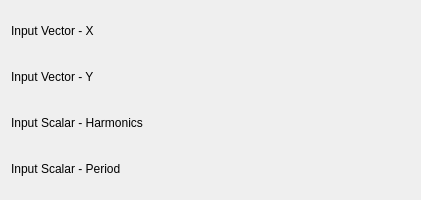
Old version of the form src/plugins/fits/sinusoid_unweighted/fitsinusoid_unweightedconfig.ui in the repository Kst-plot/kst.
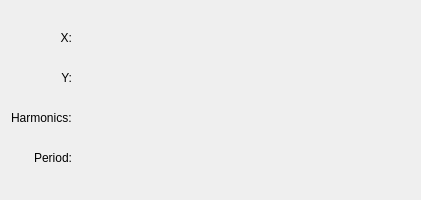
New version of the form. Custom widgets are drawn as their Qt base class.

The edit to the form file:
```diff
--- a/src/plugins/fits/sinusoid_unweighted/fitsinusoid_unweightedconfig.ui
+++ b/src/plugins/fits/sinusoid_unweighted/fitsinusoid_unweightedconfig.ui
@@ -15,168 +15,109 @@
     <height>0</height>
    </size>
   </property>
-  <layout class="QVBoxLayout" name="verticalLayout" >
-   <item>
-    <layout class="QHBoxLayout" name="horizontalLayout_4" >
-     <item>
-      <widget class="QLabel" name="label_4" >
-       <property name="sizePolicy" >
-        <sizepolicy vsizetype="Fixed" hsizetype="Fixed" >
+  <layout class="QGridLayout" name="gridLayout">
+   <item row="0" column="0">
+    <widget class="QLabel" name="label_4">
+     <property name="sizePolicy">
+      <sizepolicy hsizetype="Preferred" vsizetype="Fixed">
          <horstretch>0</horstretch>
          <verstretch>0</verstretch>
         </sizepolicy>
        </property>
-       <property name="text" >
-        <string>Input Vector - X</string>
-       </property>
-       <property name="wordWrap" >
+     <property name="text">
+      <string>X:</string>
+     </property>
+     <property name="alignment">
+      <set>Qt::AlignRight|Qt::AlignTrailing|Qt::AlignVCenter</set>
+     </property>
+     <property name="wordWrap">
         <bool>false</bool>
        </property>
       </widget>
      </item>
-     <item>
-      <spacer name="horizontalSpacer" >
-       <property name="orientation" >
-        <enum>Qt::Horizontal</enum>
-       </property>
-       <property name="sizeHint" stdset="0" >
-        <size>
-         <width>40</width>
-         <height>20</height>
-        </size>
-       </property>
-      </spacer>
-     </item>
-     <item>
-      <widget class="Kst::VectorSelector" native="1" name="_vectorX" >
-       <property name="sizePolicy" >
-        <sizepolicy vsizetype="Preferred" hsizetype="Expanding" >
+   <item row="0" column="1">
+    <widget class="Kst::VectorSelector" name="_vectorX" native="true">
+     <property name="sizePolicy">
+      <sizepolicy hsizetype="Expanding" vsizetype="Preferred">
          <horstretch>0</horstretch>
          <verstretch>0</verstretch>
         </sizepolicy>
        </property>
       </widget>
      </item>
-    </layout>
-   </item>
-   <item>
-    <layout class="QHBoxLayout" name="horizontalLayout_3" >
-     <item>
-      <widget class="QLabel" name="label_3" >
-       <property name="sizePolicy" >
-        <sizepolicy vsizetype="Fixed" hsizetype="Fixed" >
+   <item row="1" column="0">
+    <widget class="QLabel" name="label_3">
+     <property name="sizePolicy">
+      <sizepolicy hsizetype="Preferred" vsizetype="Fixed">
          <horstretch>0</horstretch>
          <verstretch>0</verstretch>
         </sizepolicy>
        </property>
-       <property name="text" >
-        <string>Input Vector - Y</string>
-       </property>
-       <property name="wordWrap" >
+     <property name="text">
+      <string>Y:</string>
+     </property>
+     <property name="alignment">
+      <set>Qt::AlignRight|Qt::AlignTrailing|Qt::AlignVCenter</set>
+     </property>
+     <property name="wordWrap">
         <bool>false</bool>
        </property>
       </widget>
      </item>
-     <item>
-      <spacer name="horizontalSpacer_2" >
-       <property name="orientation" >
-        <enum>Qt::Horizontal</enum>
-       </property>
-       <property name="sizeHint" stdset="0" >
-        <size>
-         <width>40</width>
-         <height>20</height>
-        </size>
-       </property>
-      </spacer>
-     </item>
-     <item>
-      <widget class="Kst::VectorSelector" native="1" name="_vectorY" >
-       <property name="sizePolicy" >
-        <sizepolicy vsizetype="Preferred" hsizetype="Expanding" >
+   <item row="1" column="1">
+    <widget class="Kst::VectorSelector" name="_vectorY" native="true">
+     <property name="sizePolicy">
+      <sizepolicy hsizetype="Expanding" vsizetype="Preferred">
          <horstretch>0</horstretch>
          <verstretch>0</verstretch>
         </sizepolicy>
        </property>
       </widget>
      </item>
-    </layout>
-   </item>
-   <item>
-    <layout class="QHBoxLayout" name="horizontalLayout_2" >
-     <item>
-      <widget class="QLabel" name="label_6" >
-       <property name="sizePolicy" >
-        <sizepolicy vsizetype="Fixed" hsizetype="Fixed" >
+   <item row="2" column="0">
+    <widget class="QLabel" name="label_6">
+     <property name="sizePolicy">
+      <sizepolicy hsizetype="Fixed" vsizetype="Fixed">
          <horstretch>0</horstretch>
          <verstretch>0</verstretch>
         </sizepolicy>
        </property>
-       <property name="text" >
-        <string>Input Scalar - Harmonics</string>
-       </property>
-       <property name="wordWrap" >
+     <property name="text">
+      <string>Harmonics:</string>
+     </property>
+     <property name="wordWrap">
         <bool>false</bool>
        </property>
       </widget>
      </item>
-     <item>
-      <spacer name="horizontalSpacer_3" >
-       <property name="orientation" >
-        <enum>Qt::Horizontal</enum>
-       </property>
-       <property name="sizeHint" stdset="0" >
-        <size>
-         <width>40</width>
-         <height>20</height>
-        </size>
-       </property>
-      </spacer>
-     </item>
-     <item>
-      <widget class="Kst::ScalarSelector" native="1" name="_scalarHarmonics" />
-     </item>
-    </layout>
-   </item>
-   <item>
-    <layout class="QHBoxLayout" name="horizontalLayout" >
-     <item>
-      <widget class="QLabel" name="label_7" >
-       <property name="sizePolicy" >
-        <sizepolicy vsizetype="Fixed" hsizetype="Fixed" >
+   <item row="2" column="1">
+    <widget class="Kst::ScalarSelector" name="_scalarHarmonics" native="true"/>
+   </item>
+   <item row="3" column="0">
+    <widget class="QLabel" name="label_7">
+     <property name="sizePolicy">
+      <sizepolicy hsizetype="Preferred" vsizetype="Fixed">
          <horstretch>0</horstretch>
          <verstretch>0</verstretch>
         </sizepolicy>
        </property>
-       <property name="text" >
-        <string>Input Scalar - Period</string>
-       </property>
-       <property name="wordWrap" >
+     <property name="text">
+      <string>Period:</string>
+     </property>
+     <property name="alignment">
+      <set>Qt::AlignRight|Qt::AlignTrailing|Qt::AlignVCenter</set>
+     </property>
+     <property name="wordWrap">
         <bool>false</bool>
        </property>
       </widget>
      </item>
-     <item>
-      <spacer name="horizontalSpacer_4" >
-       <property name="orientation" >
-        <enum>Qt::Horizontal</enum>
-       </property>
-       <property name="sizeHint" stdset="0" >
-        <size>
-         <width>40</width>
-         <height>20</height>
-        </size>
-       </property>
-      </spacer>
-     </item>
-     <item>
-      <widget class="Kst::ScalarSelector" native="1" name="_scalarPeriod" />
-     </item>
-    </layout>
-   </item>
-  </layout>
+   <item row="3" column="1">
+    <widget class="Kst::ScalarSelector" name="_scalarPeriod" native="true"/>
+   </item>
+  </layout>
  </widget>
- <layoutdefault spacing="6" margin="11" />
+ <layoutdefault spacing="6" margin="11"/>
  <pixmapfunction>qPixmapFromMimeSource</pixmapfunction>
  <customwidgets>
   <customwidget>
```
Left out of the diff: 9 changed lines with no effect on the pictures. Lines whose indentation alone changed are shown as unchanged.
